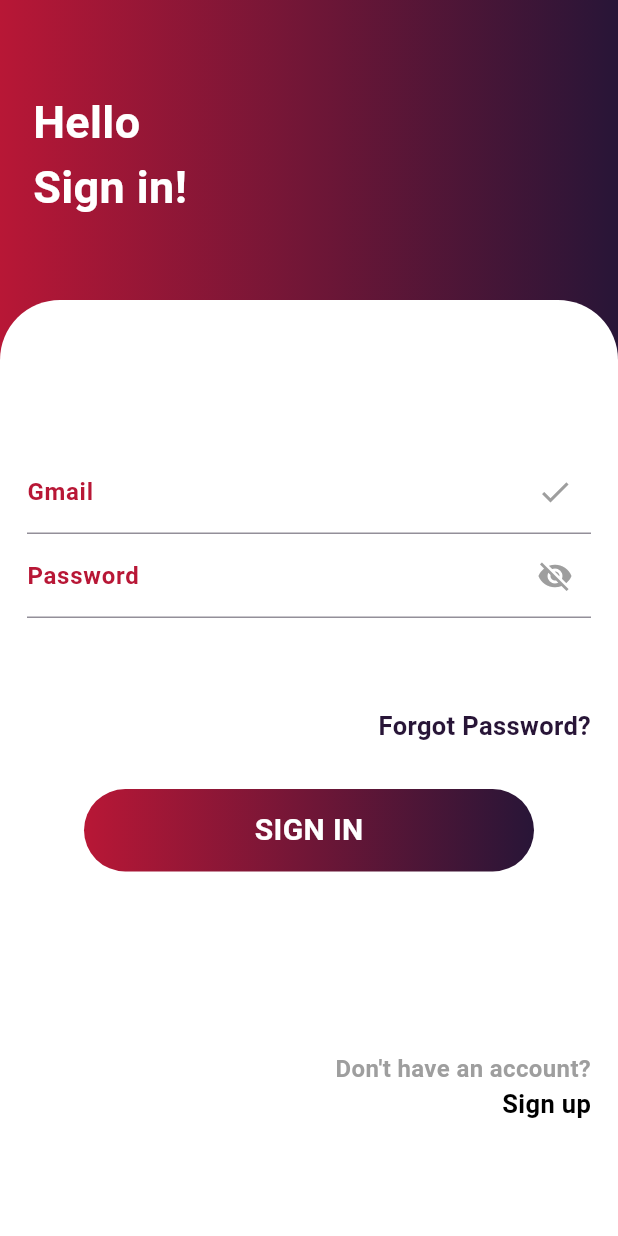
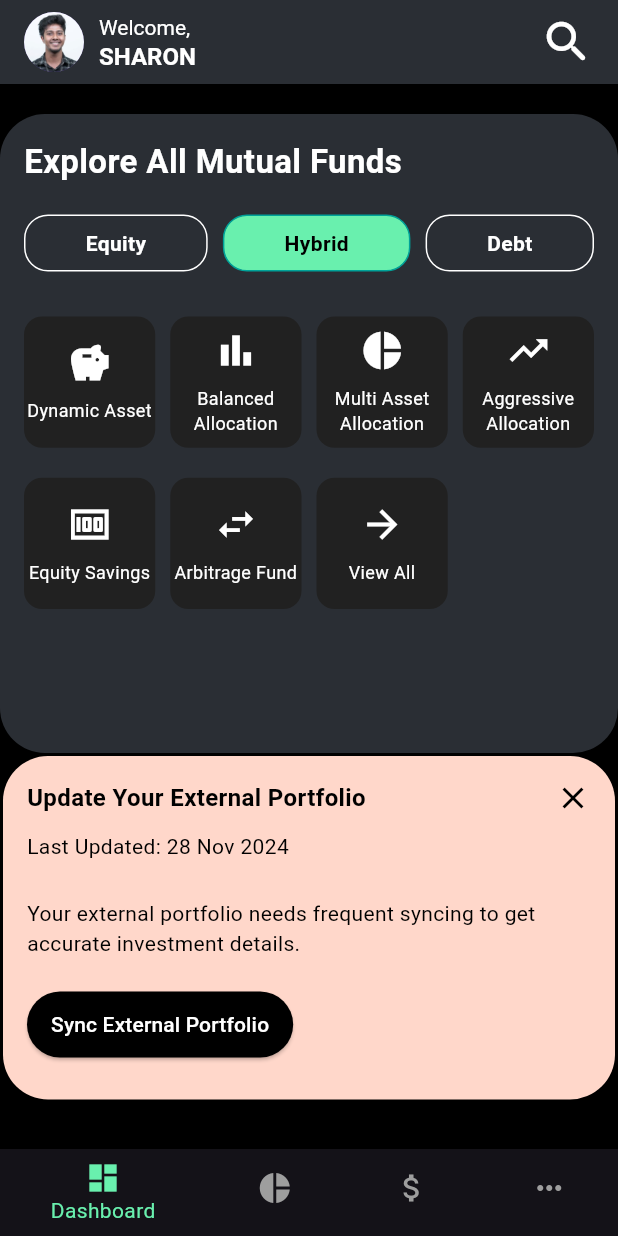
Before and after one commit to Paul-sharon/Funds-Genie, a Flutter app: the screen it shows after launch, after a tap on "SIGN IN", on a phone screen of 412 x 824 dp. Run offline on Flutter 3.47's test engine with Material 3 defaults, Android fonts, the phone set to English and light mode, and no system bars.

Commit message:
Dashboard intermidiate stage

```diff
--- a/lib/main.dart
+++ b/lib/main.dart
@@ -1,12 +1,14 @@
 import 'package:flutter/material.dart';
 import 'screens/loginpage.dart';
 import 'screens/registerpage.dart';
+import 'screens/dashboard.dart';
 void main() => runApp(MutualFundApp());
 
 class MutualFundApp extends StatelessWidget {
   @override
   Widget build(BuildContext context) {
     return MaterialApp(
+      debugShowCheckedModeBanner: false,
       theme: ThemeData.dark().copyWith(
         primaryColor: Color(0xFF0A0E21),
         scaffoldBackgroundColor: Color(0xFF0A0E21),
--- /dev/null
+++ b/lib/screens/dashboard.dart
@@ -0,0 +1,286 @@
+import 'package:flutter/material.dart';
+
+class Dashboard extends StatefulWidget {
+  @override
+  _DashboardState createState() => _DashboardState();
+}
+
+class _DashboardState extends State<Dashboard> {
+  int _selectedIndex = 0;
+
+  void _onItemTapped(int index) {
+    setState(() {
+      _selectedIndex = index;
+    });
+  }
+
+  @override
+  Widget build(BuildContext context) {
+    return Scaffold(
+      appBar: AppBar(
+        automaticallyImplyLeading: false, // Removes the back arrow
+        backgroundColor: Color(0xFF2A2E34),
+        title: Row(
+          children: [
+            CircleAvatar(
+              backgroundImage: AssetImage('assets/paul.jpg'), // Add a valid image path
+            ),
+            SizedBox(width: 10),
+            Column(
+              crossAxisAlignment: CrossAxisAlignment.start,
+              children: [
+                Text(
+                  'Welcome,',
+                  style: TextStyle(
+                    color: Colors.white,
+                    fontSize: 14,
+                  ),
+                ),
+                Text(
+                  'SHARON',
+                  style: TextStyle(
+                    color: Colors.white,
+                    fontSize: 16,
+                    fontWeight: FontWeight.bold,
+                  ),
+                ),
+              ],
+            ),
+            Spacer(),
+            Icon(
+              Icons.search_rounded,
+              color: Colors.white,
+              size: 36.0, // Adjust the size as needed
+            ),
+          ],
+        ),
+      ),
+      body: Padding(
+        padding: const EdgeInsets.only(top: 20.0), // Adjust this value as needed
+        child: Column(
+          children: [
+            Container(
+              decoration: const BoxDecoration(
+                borderRadius: BorderRadius.only(
+                  topLeft: Radius.circular(30),
+                  topRight: Radius.circular(30),
+                  bottomLeft: Radius.circular(30),
+                  bottomRight: Radius.circular(30),
+                ),
+                color: Color(0xFF2A2E34),
+              ),
+              child: SingleChildScrollView(
+                child: Padding(
+                  padding: const EdgeInsets.all(16.0),
+                  child: Column(
+                    crossAxisAlignment: CrossAxisAlignment.start,
+                    children: [
+                      SizedBox(width: 40),
+                      Text(
+                        'Explore All Mutual Funds',
+                        style: TextStyle(
+                          color: Colors.white,
+                          fontSize: 22,
+                          fontWeight: FontWeight.bold,
+                        ),
+                      ),
+                      SizedBox(height: 20),
+                      CategoryButtonsRow(),
+                      SizedBox(height: 30),
+                      GridView.count(
+                        shrinkWrap: true,
+                        crossAxisCount: 4,
+                        crossAxisSpacing: 10,
+                        mainAxisSpacing: 20,
+                        physics: NeverScrollableScrollPhysics(),
+                        children: [
+                          _buildFundOption('Dynamic Asset', Icons.savings),
+                          _buildFundOption('Balanced Allocation', Icons.bar_chart),
+                          _buildFundOption('Multi Asset Allocation', Icons.pie_chart),
+                          _buildFundOption('Aggressive Allocation', Icons.trending_up),
+                          _buildFundOption('Equity Savings', Icons.money),
+                          _buildFundOption('Arbitrage Fund', Icons.swap_horiz),
+                          _buildFundOption('View All', Icons.arrow_forward),
+                        ],
+                      ),
+                      SizedBox(height: 80),
+                    ],
+                  ),
+                ),
+              ),
+            ),
+            Padding(
+              padding: const EdgeInsets.all(2.0),
+              child: _buildPortfolioSyncCard(),
+            ),
+          ],
+        ),
+      ),
+      bottomNavigationBar: BottomNavigationBar(
+        currentIndex: _selectedIndex,
+        onTap: _onItemTapped,
+        backgroundColor: Colors.black,
+        selectedItemColor: Colors.greenAccent,
+        unselectedItemColor: Colors.grey,
+        items: const [
+          BottomNavigationBarItem(
+            icon: Icon(Icons.dashboard),
+            label: 'Dashboard',
+          ),
+          BottomNavigationBarItem(
+            icon: Icon(Icons.pie_chart),
+            label: 'Portfolio',
+          ),
+          BottomNavigationBarItem(
+            icon: Icon(Icons.attach_money),
+            label: 'Invest',
+          ),
+          BottomNavigationBarItem(
+            icon: Icon(Icons.more_horiz),
+            label: 'More',
+          ),
+        ],
+      ),
+      backgroundColor: Colors.black,
+    );
+  }
+
+  Widget _buildFundOption(String title, IconData icon) {
+    return Container(
+      decoration: BoxDecoration(
+        color: Colors.grey[900],
+        borderRadius: BorderRadius.circular(12),
+      ),
+      child: Column(
+        mainAxisAlignment: MainAxisAlignment.center,
+        children: [
+          Icon(icon, size: 30, color: Colors.white),
+          SizedBox(height: 8),
+          Text(
+            title,
+            textAlign: TextAlign.center,
+            style: TextStyle(
+              color: Colors.white,
+              fontSize: 12,
+            ),
+          ),
+        ],
+      ),
+    );
+  }
+
+  Widget _buildPortfolioSyncCard() {
+    return Container(
+      padding: EdgeInsets.all(16),
+      decoration: const BoxDecoration(
+        borderRadius: BorderRadius.only(
+          topLeft: Radius.circular(30),
+          topRight: Radius.circular(30),
+          bottomLeft: Radius.circular(30),
+          bottomRight: Radius.circular(30),
+        ),
+        color: Color(0xFFFFD7CA),
+      ),
+      child: Column(
+        crossAxisAlignment: CrossAxisAlignment.start,
+        children: [
+          Row(
+            mainAxisAlignment: MainAxisAlignment.spaceBetween,
+            children: [
+              Text(
+                'Update Your External Portfolio',
+                style: TextStyle(
+                  fontSize: 16,
+                  fontWeight: FontWeight.bold,
+                  color: Colors.black,
+                ),
+              ),
+              Icon(Icons.close, color: Colors.black),
+            ],
+          ),
+          SizedBox(height: 10),
+          Text(
+            'Last Updated: 28 Nov 2024',
+            style: TextStyle(
+              fontSize: 14,
+              color: Colors.black,
+            ),
+          ),
+          SizedBox(height: 25),
+          Text(
+            'Your external portfolio needs frequent syncing to get accurate investment details.',
+            style: TextStyle(
+              fontSize: 14,
+              color: Colors.black,
+            ),
+          ),
+          SizedBox(height: 20),
+          ElevatedButton(
+            onPressed: () {},
+            style: ElevatedButton.styleFrom(
+              backgroundColor: Colors.black,
+              padding: EdgeInsets.symmetric(vertical: 12, horizontal: 16),
+            ),
+            child: Text(
+              'Sync External Portfolio',
+              style: TextStyle(color: Colors.white),
+            ),
+          ),
+          SizedBox(height: 10),
+        ],
+      ),
+    );
+  }
+}
+
+class CategoryButtonsRow extends StatefulWidget {
+  @override
+  _CategoryButtonsRowState createState() => _CategoryButtonsRowState();
+}
+
+class _CategoryButtonsRowState extends State<CategoryButtonsRow> {
+  int _selectedCategoryIndex = 1; // Default to "Hybrid"
+
+  void _selectCategory(int index) {
+    setState(() {
+      _selectedCategoryIndex = index;
+    });
+  }
+
+  @override
+  Widget build(BuildContext context) {
+    return Row(
+      mainAxisAlignment: MainAxisAlignment.spaceBetween,
+      children: [
+        _buildCategoryButton('Equity', 0),
+        _buildCategoryButton('Hybrid', 1),
+        _buildCategoryButton('Debt', 2),
+      ],
+    );
+  }
+
+  Widget _buildCategoryButton(String text, int index) {
+    bool isSelected = _selectedCategoryIndex == index;
+    return GestureDetector(
+      onTap: () => _selectCategory(index),
+      child: Container(
+        padding: EdgeInsets.symmetric(horizontal: 40, vertical: 8),
+        decoration: BoxDecoration(
+          color: isSelected ? Colors.greenAccent : Colors.transparent,
+          borderRadius: BorderRadius.circular(16),
+          border: Border.all(
+            color: isSelected ? Color(0xFF00A299) : Colors.white,
+          ),
+        ),
+        child: Text(
+          text,
+          style: TextStyle(
+            color: isSelected ? Colors.black : Colors.white,
+            fontSize: 14,
+            fontWeight: FontWeight.bold,
+          ),
+        ),
+      ),
+    );
+  }
+}
--- a/lib/screens/loginpage.dart
+++ b/lib/screens/loginpage.dart
@@ -1,5 +1,6 @@
 import 'package:flutter/material.dart';
 import 'registerpage.dart'; // Ensure you import the RegisterPage file
+import 'dashboard.dart';
 
 class LoginPage extends StatefulWidget {
   @override
@@ -136,7 +137,14 @@ class _LoginPageState extends State<LoginPage> {
                       ),
                       const SizedBox(height: 30),
                       GestureDetector(
-                        onTap: _login,
+                        onTap: () {
+                          Navigator.push(
+                            context,
+                            MaterialPageRoute(
+                              builder: (context) => Dashboard(),
+                            ),
+                          );
+                        },
                         child: Container(
                           height: 55,
                           width: 300,
--- a/lib/screens/registerpage.dart
+++ b/lib/screens/registerpage.dart
@@ -166,7 +166,14 @@ class _RegisterPageState extends State<RegisterPage> {
                       ),
                       const SizedBox(height: 30),
                       GestureDetector(
-                        onTap: _register,
+                        onTap: () {
+                          Navigator.push(
+                            context,
+                            MaterialPageRoute(
+                              builder: (context) => LoginPage(),
+                            ),
+                          );
+                        },
                         child: Container(
                           height: 55,
                           width: 300,
```
Also changed, not shown: pubspec.yaml (+8 -65 lines), assets/paul.jpg (added), assets/profile.jpg (added), assets/sharo.jpeg (added), assets/sharon.jpg (added).
